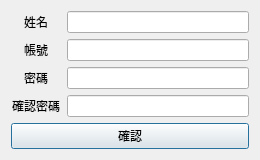
HsuChih-Hsiang/NeuralNetworkUI-PyQt, file UI_template/create_account.ui: the form before one commit.
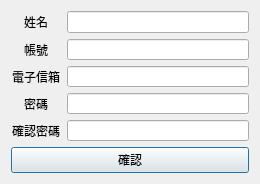
The form after the commit.

Commit message: user add email data

Patch:
```diff
--- a/UI_template/create_account.ui
+++ b/UI_template/create_account.ui
@@ -7,19 +7,19 @@
     <x>0</x>
     <y>0</y>
     <width>260</width>
-    <height>160</height>
+    <height>184</height>
    </rect>
   </property>
   <property name="minimumSize">
    <size>
     <width>260</width>
-    <height>160</height>
+    <height>184</height>
    </size>
   </property>
   <property name="maximumSize">
    <size>
     <width>260</width>
-    <height>160</height>
+    <height>184</height>
    </size>
   </property>
   <property name="windowTitle">
@@ -105,6 +105,33 @@
        </item>
       </layout>
      </item>
+     <item>
+      <layout class="QHBoxLayout" name="horizontalLayout_5">
+       <item>
+        <widget class="QLabel" name="label_5">
+         <property name="minimumSize">
+          <size>
+           <width>50</width>
+           <height>0</height>
+          </size>
+         </property>
+         <property name="text">
+          <string>電子信箱</string>
+         </property>
+         <property name="alignment">
+          <set>Qt::AlignCenter</set>
+         </property>
+        </widget>
+       </item>
+       <item>
+        <widget class="QLineEdit" name="email_lineEdit">
+         <property name="maxLength">
+          <number>20</number>
+         </property>
+        </widget>
+       </item>
+      </layout>
+     </item>
      <item>
       <layout class="QHBoxLayout" name="horizontalLayout_3">
        <item>
```
Left out of the diff: 8 changed lines with no effect on the pictures. The commit also changes 3 other files.
